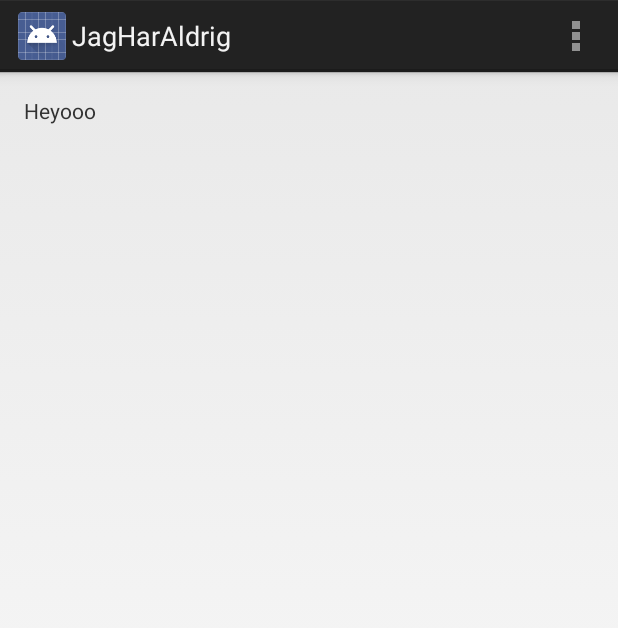
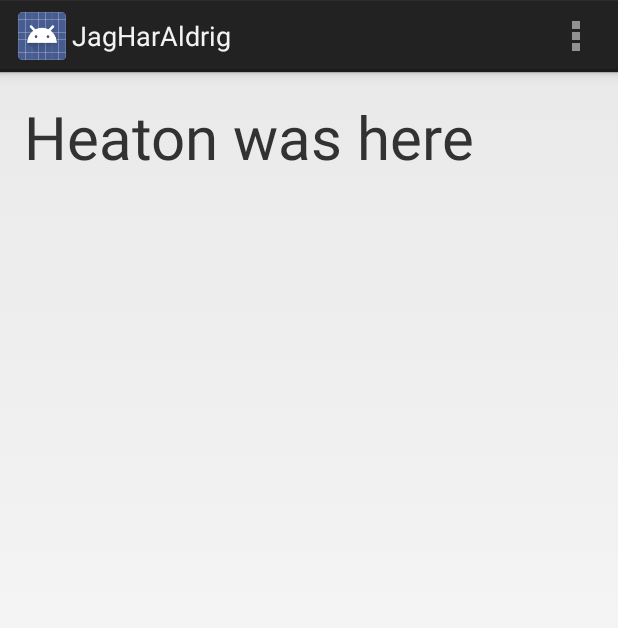
Before and after one commit to AdamSoderstrom1337/JagHarAldrig, an Android app: the screen it shows after launch (Main), on a phone screen of 412 x 824 dp. Shown: the top 628 px of the screen. Run offline under Robolectric (Android 15) with nearby library versions, the phone set to English and light mode, and no system bars.

Commit message:
Testar igen

```diff
--- a/app/src/main/res/layout/activity_main.xml
+++ b/app/src/main/res/layout/activity_main.xml
@@ -9,8 +9,10 @@
     tools:context=".Main">
 
     <TextView
-        android:text="Heyooo"
+        android:text="Heaton was here"
+
         android:layout_width="wrap_content"
-        android:layout_height="wrap_content" />
+        android:layout_height="wrap_content"
+        android:textSize="40sp" />
 
 </RelativeLayout>
```
